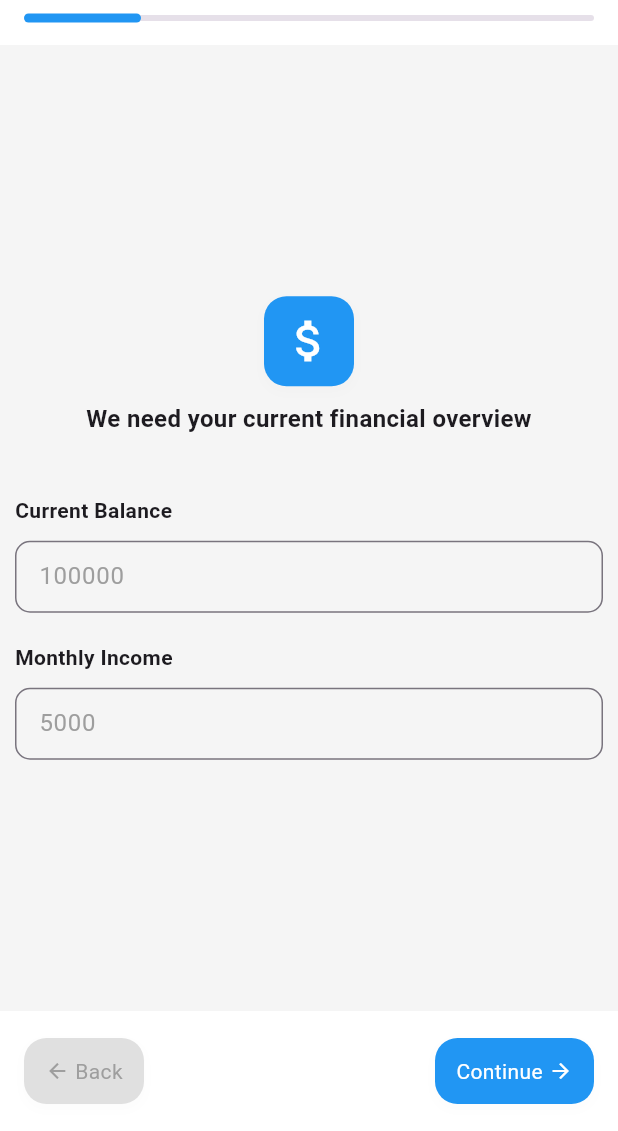
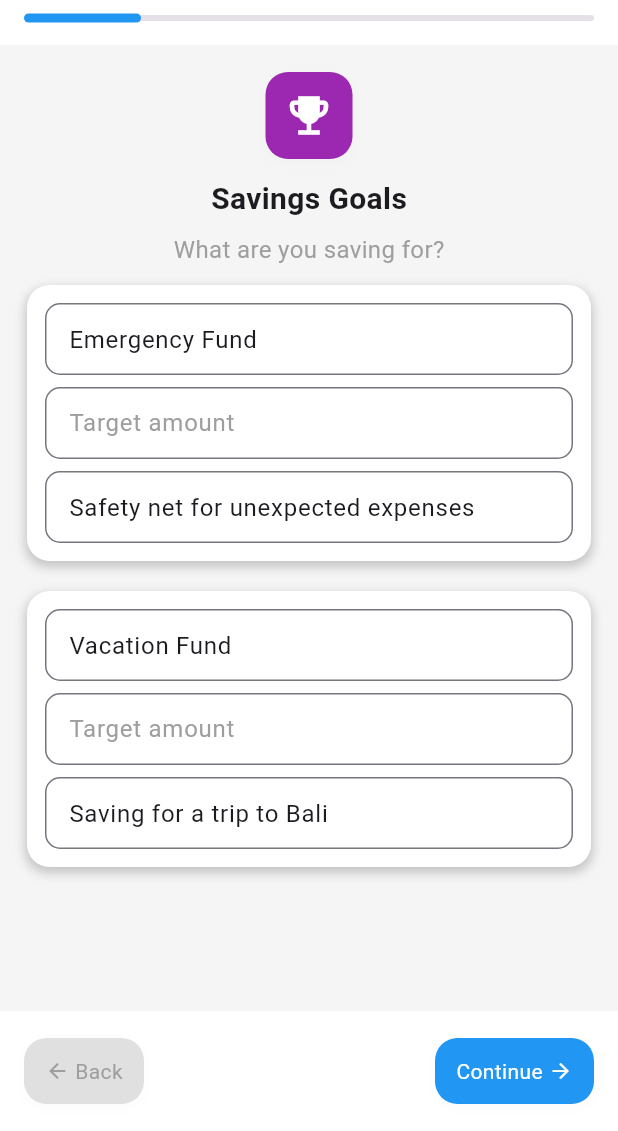
Before and after one commit to Boyzest-Saragih/financialManager, a Flutter app: the screen it shows after launch, on a phone screen of 412 x 824 dp, the part 105-1236 px from its top. Run offline on Flutter 3.47's test engine with Material 3 defaults, Android fonts, the phone set to English and light mode, and no system bars; our stand-ins replace cloud_firestore, firebase_auth, firebase_core, fl_chart; accounts and stored records are empty.

Commit message:
add setup goals screen no include provider

```diff
--- a/lib/screens/setupProfile/profile_setup_screen.dart
+++ b/lib/screens/setupProfile/profile_setup_screen.dart
@@ -1,5 +1,6 @@
 import 'package:financemanager/providers/profile_setup_provider.dart';
 import 'package:financemanager/screens/setupProfile/monthly_expenses_input.dart';
+import 'package:financemanager/screens/setupProfile/savings_goals_Setup.dart';
 import 'package:flutter/material.dart';
 import 'package:provider/provider.dart';
 import 'package:financemanager/widgets/custom/custom_card_container.dart';
@@ -15,9 +16,9 @@ class ProfileSetupScreen extends StatefulWidget {
 
 class _ProfileSetupScreenState extends State<ProfileSetupScreen> {
   final List<Widget> _setupPages = [
+    const SavingsGoalsSetup(),
     const CurrentBalanceInput(),
     const MonthlyExpensesInput(),
-    const Text("Halaman Kedua: Informasi Pribadi (placeholder)"),
     const Text("Halaman Ketiga: Tujuan Anggaran (placeholder)"),
     const Text("Halaman Keempat: Tinjau & Konfirmasi (placeholder)"),
   ];
--- /dev/null
+++ b/lib/screens/setupProfile/savings_goals_Setup.dart
@@ -0,0 +1,129 @@
+import 'package:financemanager/providers/profile_setup_provider.dart';
+import 'package:financemanager/widgets/custom/custom_card_container.dart';
+import 'package:financemanager/widgets/custom/custom_textField.dart';
+import 'package:flutter/material.dart';
+import 'package:provider/provider.dart';
+
+class SavingsGoalsSetup extends StatefulWidget {
+  const SavingsGoalsSetup({super.key});
+
+  @override
+  State<SavingsGoalsSetup> createState() => _SavingsGoalsSetupState();
+}
+
+class _SavingsGoalsSetupState extends State<SavingsGoalsSetup> {
+  // Gunakan list Map untuk data awal
+  // Ini lebih mudah dikelola daripada List<List<dynamic>>
+  final List<Map<String, dynamic>> _savingsGoals = [
+    {
+      "judul": TextEditingController(text: "Emergency Fund"),
+      "target_amount": TextEditingController(),
+      "desc": TextEditingController(text: "Safety net for unexpected expenses"),
+    },
+    {
+      "judul": TextEditingController(text: "Vacation Fund"),
+      "target_amount": TextEditingController(),
+      "desc": TextEditingController(text: "Saving for a trip to Bali"),
+    },
+  ];
+
+  // List ini akan menyimpan data akhir setelah diubah oleh user
+  final List<Map<String, dynamic>> listFieldSavingsGoals = [];
+
+  @override
+  void initState() {
+    super.initState();
+    // Inisialisasi listFieldSavingsGoals dengan data dari _savingsGoals
+    for (var goal in _savingsGoals) {
+      listFieldSavingsGoals.add({
+        "judul": goal["judul"]!.text,
+        "target_amount": int.tryParse(goal["target_amount"]!.text) ?? 0,
+        "desc": goal["desc"]!.text,
+      });
+    }
+  }
+
+  List<Widget> _buildCardSavingsGoalsInput() {
+    final List<Widget> savingItemsWidget = [];
+
+    for (var i = 0; i < _savingsGoals.length; i++) {
+      savingItemsWidget.add(
+        Column(
+          children: [
+            CustomCardContainer(
+              childContainer: Column(
+                children: [
+                  CustomTextField(
+                    controller: _savingsGoals[i]["judul"],
+                    onChangedField: (v) {
+                      listFieldSavingsGoals[i]["judul"] = v.toString();
+                    },
+                  ),
+                  const SizedBox(height: 8),
+                  CustomTextField(
+                    controller: _savingsGoals[i]["target_amount"],
+                    hint: "Target amount",
+                    onChangedField: (v) {
+                      listFieldSavingsGoals[i]["target_amount"] = int.tryParse(v) ?? 0;
+                    },
+                  ),
+                  const SizedBox(height: 8),
+                  CustomTextField(
+                    controller: _savingsGoals[i]["desc"],
+                    onChangedField: (v) {
+                      listFieldSavingsGoals[i]["desc"] = v.toString();
+                    },
+                  ),
+                ],
+              ),
+            ),
+            const SizedBox(height: 20),
+          ],
+        ),
+      );
+    }
+
+    return savingItemsWidget;
+  }
+
+  @override
+  Widget build(BuildContext context) {
+    print("Final List: $listFieldSavingsGoals");
+
+    return Scaffold(
+      body: SingleChildScrollView(
+        child: Container(
+          alignment: Alignment.center,
+          padding: EdgeInsets.all(8),
+          child: Column(
+            crossAxisAlignment: CrossAxisAlignment.center,
+            mainAxisAlignment: MainAxisAlignment.center,
+            children: [
+              const CustomCardContainer(
+                isShadow: false,
+                cardColor: Colors.purple,
+                childContainer: Icon(
+                  Icons.emoji_events,
+                  size: 34,
+                  color: Colors.white,
+                ),
+              ),
+              const SizedBox(height: 12),
+              const Text(
+                "Savings Goals",
+                style: TextStyle(fontSize: 20, fontWeight: FontWeight.bold),
+              ),
+              const SizedBox(height: 8),
+              const Text(
+                "What are you saving for?",
+                style: TextStyle(fontSize: 16, color: Colors.grey),
+              ),
+              const SizedBox(height: 12),
+              ..._buildCardSavingsGoalsInput(),
+            ],
+          ),
+        ),
+      ),
+    );
+  }
+}
--- a/lib/widgets/custom/custom_textField.dart
+++ b/lib/widgets/custom/custom_textField.dart
@@ -4,18 +4,18 @@ class CustomTextField extends StatefulWidget {
   final TextEditingController controller;
   final String hint;
   final bool obscure;
-  final String judul;
+  final String? judul;
   final bool isNumber;
   final ValueChanged? onChangedField;
 
   const CustomTextField({
     super.key,
     required this.controller,
-    required this.hint,
+    this.hint = '',
     this.obscure = false,
-    this.judul = '',
+    this.judul,
     this.isNumber = false,
-    this.onChangedField
+    this.onChangedField,
   });
 
   @override
@@ -32,15 +32,21 @@ class _CustomTextFieldState extends State<CustomTextField> {
   }
 
   @override
-  Widget build(BuildContext context) =>
-    Column(
+  Widget build(BuildContext context) => Column(
     crossAxisAlignment: CrossAxisAlignment.start,
     children: [
-        Text(widget.judul, style: TextStyle(fontSize: 14, fontWeight: FontWeight.bold),),
-        const SizedBox(height: 10,),
+      if (widget.judul != null && widget.judul!.isNotEmpty) ...[
+        Text(
+          widget.judul!,
+          style: const TextStyle(fontSize: 14, fontWeight: FontWeight.bold),
+        ),
+        const SizedBox(height: 10),
+      ],
+
       TextField(
         onChanged: widget.onChangedField,
-          keyboardType: widget.isNumber?TextInputType.number:TextInputType.text,
+        keyboardType:
+            widget.isNumber ? TextInputType.number : TextInputType.text,
         controller: widget.controller,
         obscureText: _isObscured,
         decoration: InputDecoration(
```
Lines whose indentation alone changed are shown as unchanged.
